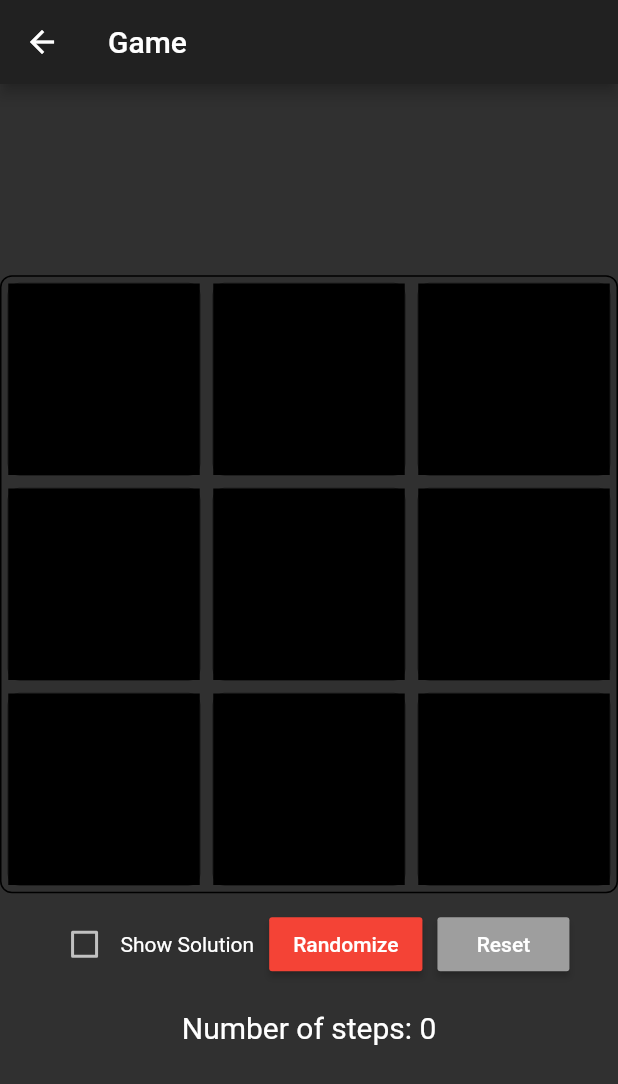
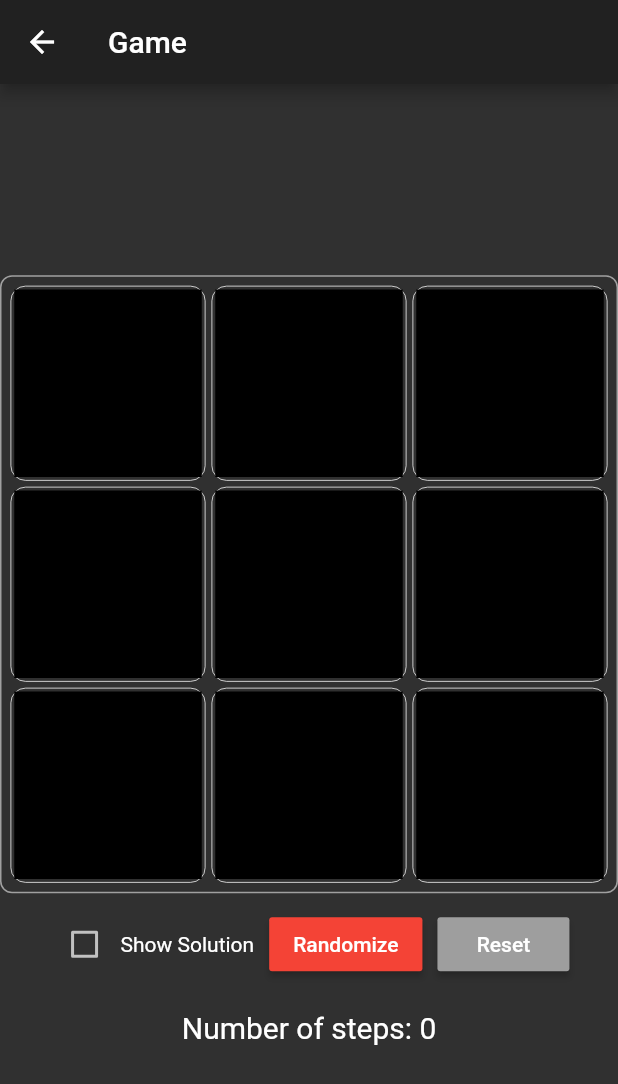
Before and after one commit to adso023/Flutter-Lights-Out, a Flutter app: the screen it shows after launch, after a tap on "Start Game", on a phone screen of 412 x 824 dp. Shown: the top 1084 px of the screen. Run offline on Flutter 3.47's test engine with Material 2 defaults, Android fonts, the phone set to English and light mode, and no system bars; our stand-ins replace splashscreen.

Commit message:
UI change

```diff
--- a/lightsout_app/lib/game.dart
+++ b/lightsout_app/lib/game.dart
@@ -56,12 +56,11 @@ class _GameState extends State<Game>{
       },
       child: GridTile(
         child: Container(
-          width: MediaQuery.of(context).size.width / dim,
-          height: MediaQuery.of(context).size.width / dim,
-          margin: const EdgeInsets.all(4.0),
+          margin: const EdgeInsets.all(2.0),
+          padding: const EdgeInsets.all(2.0),
           decoration: BoxDecoration(
-            borderRadius: BorderRadius.circular(8.0),
-            border: Border.all(color: Colors.black54, width: 0.5)
+            borderRadius: BorderRadius.circular(10.0),
+            border: Border.all(color: Colors.white, width: 0.5)
           ),
           child: Container(
             color: (_states[x][y]) ? Colors.lightGreenAccent : Colors.black),
@@ -127,6 +126,8 @@ class _GameState extends State<Game>{
   @override
   Widget build(BuildContext context) {
 
+    int i = 0;
+
 
     _gameOver = _checkFinished();
 
@@ -173,8 +174,9 @@ class _GameState extends State<Game>{
           AspectRatio(
             aspectRatio: 1,
             child: Container(
+              padding: const EdgeInsets.all(4.0),
               decoration: BoxDecoration(
-                border: Border.all(color: Colors.black, width: 1.0),
+                border: Border.all(color: Colors.white54, width: 1.0),
                 borderRadius: BorderRadius.circular(8.0)
               ),
               child: GridView.builder(
@@ -194,9 +196,14 @@ class _GameState extends State<Game>{
                 Checkbox(
                   value: _showSolution,
                   onChanged: (bool newValue){
-                    setState(() {
-                     _showSolution = newValue;
-                    });
+                    return showDialog(
+                      context: context,
+                      barrierDismissible: false,
+                      builder: (context) => AlertDialog(
+                        content: Text('Feature not Implemented Yet\nComing Soon'),
+                        actions: <Widget>[CloseButton()],
+                      )
+                    );
                   },
                 ),
                 ! _showSolution ? Text('Show Solution') : Text('Hide Solution'),
```
